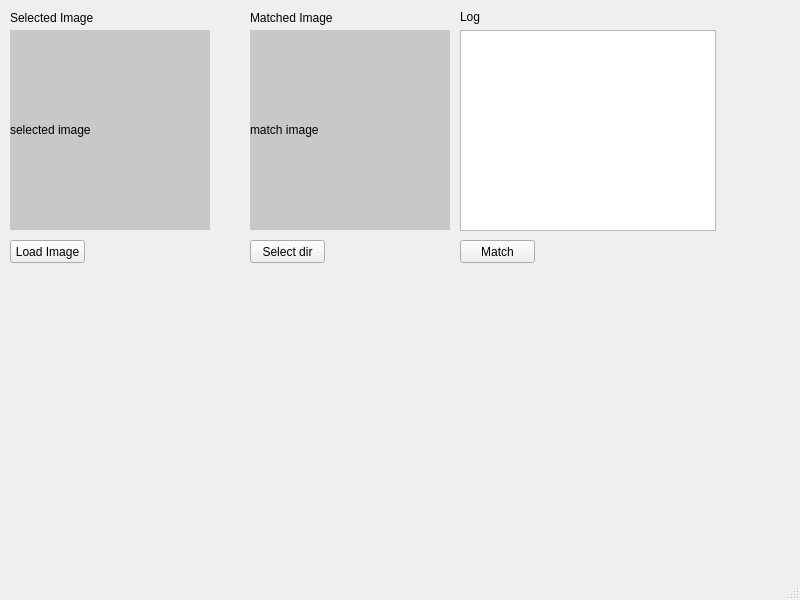
Before: the Qt Designer form MarleenDetector/src/marleendetector/gui/match_app/match-app.ui in nagyistoce/marleendetector, drawn with Qt 5.
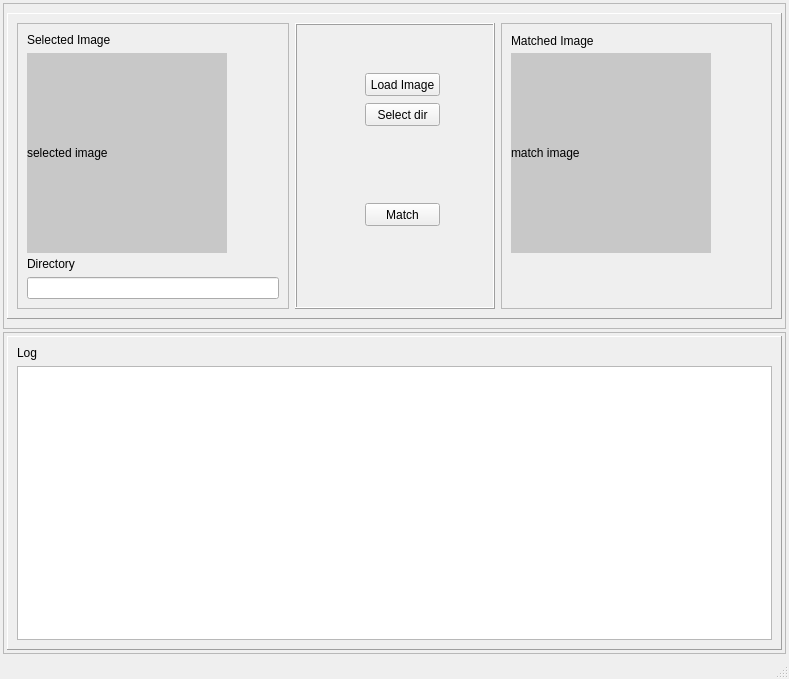
After: the same form once the commit is applied.

Commit message: GUI tweaks added extra comments to pyfaces to make it more understandable

The edit to the form file:
```diff
--- a/MarleenDetector/src/marleendetector/gui/match_app/match-app.ui
+++ b/MarleenDetector/src/marleendetector/gui/match_app/match-app.ui
@@ -5,83 +5,206 @@
    <rect>
     <x>0</x>
     <y>0</y>
-    <width>800</width>
-    <height>600</height>
+    <width>789</width>
+    <height>679</height>
    </rect>
   </property>
+  <property name="minimumSize" >
+   <size>
+    <width>0</width>
+    <height>500</height>
+   </size>
+  </property>
   <property name="windowTitle" >
    <string>MainWindow</string>
   </property>
   <widget class="QWidget" name="centralwidget" >
-   <widget class="QLabel" name="selectedImageLabel" >
-    <property name="geometry" >
-     <rect>
-      <x>10</x>
-      <y>30</y>
-      <width>200</width>
-      <height>200</height>
-     </rect>
+   <layout class="QVBoxLayout" name="verticalLayout_2" >
+    <property name="spacing" >
+     <number>3</number>
+    </property>
+    <property name="margin" >
+     <number>3</number>
+    </property>
+    <item>
+     <widget class="QFrame" name="topframe" >
+      <property name="minimumSize" >
+       <size>
+        <width>0</width>
+        <height>326</height>
+       </size>
+      </property>
+      <property name="frameShape" >
+       <enum>QFrame::StyledPanel</enum>
+      </property>
+      <property name="frameShadow" >
+       <enum>QFrame::Raised</enum>
+      </property>
+      <layout class="QVBoxLayout" name="verticalLayout_5" >
+       <property name="margin" >
+        <number>3</number>
+       </property>
+       <item>
+        <widget class="QFrame" name="centerframe" >
+         <property name="sizePolicy" >
+          <sizepolicy vsizetype="Preferred" hsizetype="Preferred" >
+           <horstretch>0</horstretch>
+           <verstretch>0</verstretch>
+          </sizepolicy>
+         </property>
+         <property name="maximumSize" >
+          <size>
+           <width>16777215</width>
+           <height>306</height>
+          </size>
     </property>
     <property name="styleSheet" >
-     <string notr="true" >background-color: rgb(200, 200, 200);</string>
-    </property>
-    <property name="text" >
-     <string>selected image</string>
-    </property>
-    <property name="scaledContents" >
-     <bool>true</bool>
-    </property>
-   </widget>
+          <string notr="true" />
+         </property>
+         <property name="frameShape" >
+          <enum>QFrame::Panel</enum>
+         </property>
+         <property name="frameShadow" >
+          <enum>QFrame::Raised</enum>
+         </property>
+         <layout class="QHBoxLayout" name="horizontalLayout" >
+          <item>
+           <widget class="QFrame" name="frame_4" >
+            <property name="sizePolicy" >
+             <sizepolicy vsizetype="Minimum" hsizetype="Minimum" >
+              <horstretch>0</horstretch>
+              <verstretch>0</verstretch>
+             </sizepolicy>
+            </property>
+            <property name="minimumSize" >
+             <size>
+              <width>0</width>
+              <height>286</height>
+             </size>
+            </property>
+            <property name="frameShape" >
+             <enum>QFrame::StyledPanel</enum>
+            </property>
+            <property name="frameShadow" >
+             <enum>QFrame::Raised</enum>
+            </property>
+            <layout class="QVBoxLayout" name="verticalLayout_3" >
+             <item>
    <widget class="QLabel" name="label" >
-    <property name="geometry" >
-     <rect>
-      <x>10</x>
-      <y>10</y>
-      <width>91</width>
-      <height>16</height>
-     </rect>
+               <property name="sizePolicy" >
+                <sizepolicy vsizetype="Fixed" hsizetype="Preferred" >
+                 <horstretch>0</horstretch>
+                 <verstretch>0</verstretch>
+                </sizepolicy>
+               </property>
+               <property name="maximumSize" >
+                <size>
+                 <width>16777215</width>
+                 <height>14</height>
+                </size>
+               </property>
+               <property name="sizeIncrement" >
+                <size>
+                 <width>0</width>
+                 <height>0</height>
+                </size>
     </property>
     <property name="text" >
      <string>Selected Image</string>
     </property>
    </widget>
-   <widget class="QLabel" name="matchImageLabel" >
-    <property name="geometry" >
-     <rect>
-      <x>250</x>
-      <y>30</y>
+             </item>
+             <item>
+              <widget class="QLabel" name="selectedImageLabel" >
+               <property name="sizePolicy" >
+                <sizepolicy vsizetype="Expanding" hsizetype="Expanding" >
+                 <horstretch>0</horstretch>
+                 <verstretch>0</verstretch>
+                </sizepolicy>
+               </property>
+               <property name="minimumSize" >
+                <size>
       <width>200</width>
       <height>200</height>
-     </rect>
+                </size>
+               </property>
+               <property name="maximumSize" >
+                <size>
+                 <width>200</width>
+                 <height>200</height>
+                </size>
+               </property>
+               <property name="baseSize" >
+                <size>
+                 <width>200</width>
+                 <height>200</height>
+                </size>
     </property>
     <property name="styleSheet" >
      <string notr="true" >background-color: rgb(200, 200, 200);</string>
     </property>
     <property name="text" >
-     <string>match image</string>
+                <string>selected image</string>
     </property>
     <property name="scaledContents" >
      <bool>true</bool>
     </property>
    </widget>
-   <widget class="QLabel" name="label_2" >
-    <property name="geometry" >
-     <rect>
-      <x>250</x>
-      <y>10</y>
-      <width>131</width>
-      <height>16</height>
-     </rect>
+             </item>
+             <item>
+              <widget class="QLabel" name="label_4" >
+               <property name="sizePolicy" >
+                <sizepolicy vsizetype="Expanding" hsizetype="Preferred" >
+                 <horstretch>0</horstretch>
+                 <verstretch>0</verstretch>
+                </sizepolicy>
     </property>
     <property name="text" >
-     <string>Matched Image</string>
-    </property>
-   </widget>
+                <string>Directory</string>
+               </property>
+              </widget>
+             </item>
+             <item>
+              <widget class="QLineEdit" name="directory_lineEdit" >
+               <property name="readOnly" >
+                <bool>true</bool>
+               </property>
+              </widget>
+             </item>
+            </layout>
+           </widget>
+          </item>
+          <item>
+           <widget class="QFrame" name="frame_3" >
+            <property name="sizePolicy" >
+             <sizepolicy vsizetype="Ignored" hsizetype="Fixed" >
+              <horstretch>0</horstretch>
+              <verstretch>0</verstretch>
+             </sizepolicy>
+            </property>
+            <property name="minimumSize" >
+             <size>
+              <width>200</width>
+              <height>0</height>
+             </size>
+            </property>
+            <property name="baseSize" >
+             <size>
+              <width>31</width>
+              <height>0</height>
+             </size>
+            </property>
+            <property name="frameShape" >
+             <enum>QFrame::Box</enum>
+            </property>
+            <property name="frameShadow" >
+             <enum>QFrame::Raised</enum>
+            </property>
    <widget class="QPushButton" name="loadImageButton" >
     <property name="geometry" >
      <rect>
-      <x>10</x>
-      <y>240</y>
+               <x>70</x>
+               <y>50</y>
       <width>75</width>
       <height>23</height>
      </rect>
@@ -90,11 +213,24 @@
      <string>Load Image</string>
     </property>
    </widget>
+            <widget class="QPushButton" name="selectDirButton" >
+             <property name="geometry" >
+              <rect>
+               <x>70</x>
+               <y>80</y>
+               <width>75</width>
+               <height>23</height>
+              </rect>
+             </property>
+             <property name="text" >
+              <string>Select dir</string>
+             </property>
+            </widget>
    <widget class="QPushButton" name="matchButton" >
     <property name="geometry" >
      <rect>
-      <x>460</x>
-      <y>240</y>
+               <x>70</x>
+               <y>180</y>
       <width>75</width>
       <height>23</height>
      </rect>
@@ -103,42 +239,158 @@
      <string>Match</string>
     </property>
    </widget>
-   <widget class="QTextBrowser" name="textBrowser" >
+           </widget>
+          </item>
+          <item>
+           <widget class="QFrame" name="frame_2" >
+            <property name="sizePolicy" >
+             <sizepolicy vsizetype="Preferred" hsizetype="Expanding" >
+              <horstretch>0</horstretch>
+              <verstretch>0</verstretch>
+             </sizepolicy>
+            </property>
+            <property name="minimumSize" >
+             <size>
+              <width>220</width>
+              <height>0</height>
+             </size>
+            </property>
+            <property name="frameShape" >
+             <enum>QFrame::StyledPanel</enum>
+            </property>
+            <property name="frameShadow" >
+             <enum>QFrame::Raised</enum>
+            </property>
+            <widget class="QLabel" name="label_2" >
     <property name="geometry" >
      <rect>
-      <x>460</x>
+               <x>10</x>
+               <y>10</y>
+               <width>257</width>
+               <height>16</height>
+              </rect>
+             </property>
+             <property name="sizePolicy" >
+              <sizepolicy vsizetype="Minimum" hsizetype="Preferred" >
+               <horstretch>0</horstretch>
+               <verstretch>0</verstretch>
+              </sizepolicy>
+             </property>
+             <property name="text" >
+              <string>Matched Image</string>
+             </property>
+            </widget>
+            <widget class="QLabel" name="matchImageLabel" >
+             <property name="geometry" >
+              <rect>
+               <x>10</x>
       <y>30</y>
-      <width>256</width>
-      <height>201</height>
-     </rect>
-    </property>
-   </widget>
+               <width>200</width>
+               <height>200</height>
+              </rect>
+             </property>
+             <property name="sizePolicy" >
+              <sizepolicy vsizetype="Expanding" hsizetype="Fixed" >
+               <horstretch>0</horstretch>
+               <verstretch>0</verstretch>
+              </sizepolicy>
+             </property>
+             <property name="minimumSize" >
+              <size>
+               <width>200</width>
+               <height>200</height>
+              </size>
+             </property>
+             <property name="maximumSize" >
+              <size>
+               <width>200</width>
+               <height>200</height>
+              </size>
+             </property>
+             <property name="styleSheet" >
+              <string notr="true" >background-color: rgb(200, 200, 200);</string>
+             </property>
+             <property name="text" >
+              <string>match image</string>
+             </property>
+             <property name="scaledContents" >
+              <bool>true</bool>
+             </property>
+            </widget>
+           </widget>
+          </item>
+         </layout>
+        </widget>
+       </item>
+      </layout>
+     </widget>
+    </item>
+    <item>
+     <widget class="QFrame" name="bottomframe" >
+      <property name="frameShape" >
+       <enum>QFrame::StyledPanel</enum>
+      </property>
+      <property name="frameShadow" >
+       <enum>QFrame::Raised</enum>
+      </property>
+      <layout class="QVBoxLayout" name="verticalLayout_4" >
+       <property name="margin" >
+        <number>3</number>
+       </property>
+       <item>
+        <widget class="QFrame" name="logframe" >
+         <property name="autoFillBackground" >
+          <bool>false</bool>
+         </property>
+         <property name="styleSheet" >
+          <string notr="true" />
+         </property>
+         <property name="frameShape" >
+          <enum>QFrame::Panel</enum>
+         </property>
+         <property name="frameShadow" >
+          <enum>QFrame::Raised</enum>
+         </property>
+         <property name="lineWidth" >
+          <number>1</number>
+         </property>
+         <layout class="QVBoxLayout" name="verticalLayout" >
+          <item>
    <widget class="QLabel" name="label_3" >
-    <property name="geometry" >
-     <rect>
-      <x>460</x>
-      <y>10</y>
-      <width>46</width>
-      <height>14</height>
-     </rect>
+            <property name="sizePolicy" >
+             <sizepolicy vsizetype="Preferred" hsizetype="Preferred" >
+              <horstretch>0</horstretch>
+              <verstretch>0</verstretch>
+             </sizepolicy>
     </property>
     <property name="text" >
      <string>Log</string>
     </property>
    </widget>
-   <widget class="QPushButton" name="selectDirButton" >
-    <property name="geometry" >
-     <rect>
-      <x>250</x>
-      <y>240</y>
-      <width>75</width>
-      <height>23</height>
-     </rect>
-    </property>
-    <property name="text" >
-     <string>Select dir</string>
-    </property>
-   </widget>
+          </item>
+          <item>
+           <widget class="QTextBrowser" name="textBrowser" >
+            <property name="minimumSize" >
+             <size>
+              <width>0</width>
+              <height>0</height>
+             </size>
+            </property>
+            <property name="documentTitle" >
+             <string/>
+            </property>
+            <property name="lineWrapMode" >
+             <enum>QTextEdit::NoWrap</enum>
+            </property>
+           </widget>
+          </item>
+         </layout>
+        </widget>
+       </item>
+      </layout>
+     </widget>
+    </item>
+   </layout>
   </widget>
   <widget class="QMenuBar" name="menubar" >
    <property name="geometry" >
```
Left out of the diff: 17 changed lines with no effect on the pictures. Lines whose indentation alone changed are shown as unchanged. The commit also changes 6 other files.
